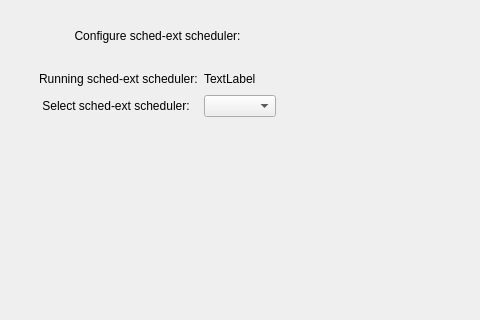
Old version of the form src/schedext-window.ui in the repository ventureoo/kernel-manager; both pictures show x 286 to 766 and y 0 to 320 of the 887 by 544 pixel window.
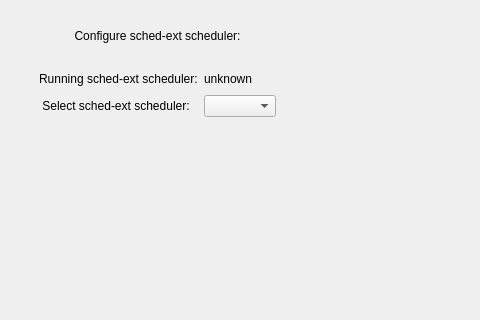
New version of the form. Icons and pictures are not drawn.

Commit message: ♻  update ru translation

```diff
--- a/src/schedext-window.ui
+++ b/src/schedext-window.ui
@@ -95,7 +95,7 @@
       <item row="0" column="3">
        <widget class="QLabel" name="current_sched_label">
         <property name="text">
-         <string>TextLabel</string>
+         <string>unknown</string>
         </property>
        </widget>
       </item>
```
The commit also changes 1 other file.
